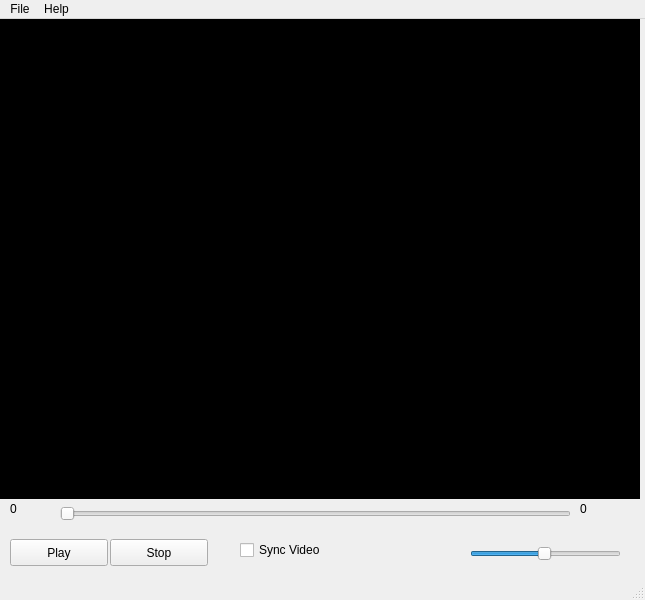
First picture: the form in TheApp/serverUi.ui, repository krishna0512/drf, before the edit.
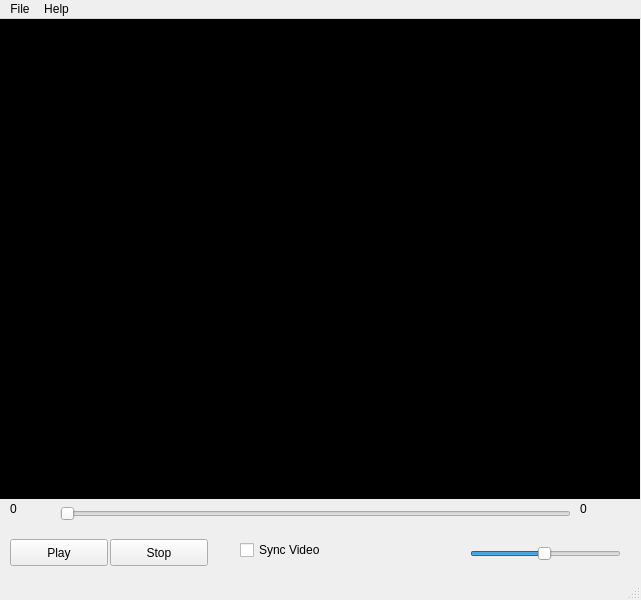
Second picture: the form after the edit.

What changed in the file:
```diff
--- a/TheApp/serverUi.ui
+++ b/TheApp/serverUi.ui
@@ -6,10 +6,16 @@
    <rect>
     <x>0</x>
     <y>0</y>
-    <width>645</width>
+    <width>641</width>
     <height>600</height>
    </rect>
   </property>
+  <property name="minimumSize">
+   <size>
+    <width>640</width>
+    <height>600</height>
+   </size>
+  </property>
   <property name="windowTitle">
    <string>MainWindow</string>
   </property>
@@ -236,7 +242,7 @@
     <rect>
      <x>0</x>
      <y>0</y>
-     <width>645</width>
+     <width>641</width>
      <height>25</height>
     </rect>
    </property>
```
